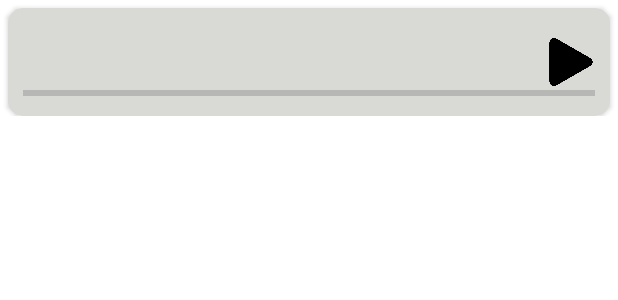
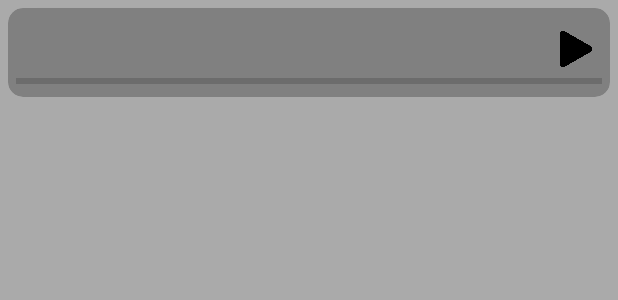
Before and after one commit to Mihail-Larionow/Dictophone, an Android app: the layout audio_card.xml on its own in the app's theme, with its tools: preview values and no code run, on a phone screen of 412 x 824 dp. Shown: the top 300 px of the screen. Run offline under Robolectric (Android 15) with nearby library versions, the light colour scheme and no system bars.

Commit message:
Bug fixes

```diff
--- a/app/src/main/res/layout/audio_card.xml
+++ b/app/src/main/res/layout/audio_card.xml
@@ -12,15 +12,16 @@
         app:layout_constraintStart_toStartOf="parent"
         app:layout_constraintTop_toTopOf="parent"
         app:cardCornerRadius="10dp"
-        app:cardBackgroundColor="@color/light_grey"
+        app:cardBackgroundColor="@color/gray"
         android:layout_margin="5dp">
 
         <androidx.constraintlayout.widget.ConstraintLayout
             android:layout_width="match_parent"
             android:layout_height="wrap_content"
-            android:padding="10dp">
+            android:padding="5dp">
 
             <TextView
+                android:textColor="@color/black"
                 android:id="@+id/nameText"
                 android:layout_width="wrap_content"
                 android:layout_height="wrap_content"
@@ -31,6 +32,7 @@
                 android:textStyle="bold"/>
 
             <TextView
+                android:textColor="@color/black"
                 android:id="@+id/dateText"
                 android:layout_width="wrap_content"
                 android:layout_height="wrap_content"
@@ -40,6 +42,7 @@
                 android:textSize="12sp"/>
 
             <TextView
+                android:textColor="@color/black"
                 android:id="@+id/durationText"
                 android:layout_width="wrap_content"
                 android:layout_height="wrap_content"
@@ -50,20 +53,22 @@
 
             <ImageView
                 android:id="@+id/playButton"
-                android:layout_width="32dp"
-                android:layout_height="32dp"
-                app:layout_constraintBottom_toBottomOf="parent"
+                android:layout_width="24dp"
+                android:layout_height="24dp"
+                android:layout_marginEnd="5dp"
+                android:layout_marginBottom="5dp"
+                app:layout_constraintBottom_toBottomOf="@id/durationBar"
                 app:layout_constraintEnd_toEndOf="parent"
                 app:layout_constraintTop_toTopOf="parent"
-                app:srcCompat="@drawable/playing"/>
+                app:srcCompat="@drawable/playing" />
 
             <ProgressBar
                 android:id="@+id/durationBar"
+                style="@style/Widget.AppCompat.ProgressBar.Horizontal"
                 android:layout_width="match_parent"
                 android:layout_height="10dp"
                 app:layout_constraintBottom_toBottomOf="parent"
-                app:layout_constraintTop_toBottomOf="@+id/playButton"
-                style="@style/Widget.AppCompat.ProgressBar.Horizontal"/>
+                tools:layout_editor_absoluteX="10dp" />
         </androidx.constraintlayout.widget.ConstraintLayout>
     </androidx.cardview.widget.CardView>
 
--- a/app/src/main/res/values-night/themes.xml
+++ b/app/src/main/res/values-night/themes.xml
@@ -2,15 +2,16 @@
     <!-- Base application theme. -->
     <style name="Theme.Dictophone" parent="Theme.MaterialComponents.DayNight.DarkActionBar">
         <!-- Primary brand color. -->
-        <item name="colorPrimary">@color/purple_200</item>
+        <item name="colorPrimary">@color/purple_500</item>
         <item name="colorPrimaryVariant">@color/purple_700</item>
-        <item name="colorOnPrimary">@color/black</item>
+        <item name="colorOnPrimary">@color/white</item>
         <!-- Secondary brand color. -->
         <item name="colorSecondary">@color/teal_200</item>
-        <item name="colorSecondaryVariant">@color/teal_200</item>
+        <item name="colorSecondaryVariant">@color/teal_700</item>
         <item name="colorOnSecondary">@color/black</item>
         <!-- Status bar color. -->
         <item name="android:statusBarColor">?attr/colorPrimaryVariant</item>
         <!-- Customize your theme here. -->
+        <item name="android:windowBackground">@android:color/darker_gray</item>
     </style>
 </resources>
--- a/app/src/main/res/values/colors.xml
+++ b/app/src/main/res/values/colors.xml
@@ -7,5 +7,6 @@
     <color name="teal_700">#FF018786</color>
     <color name="black">#FF000000</color>
     <color name="white">#FFFFFFFF</color>
-    <color name="light_grey">#D9D9D6</color>
+    <color name="light_gray">#D9D9D6</color>
+    <color name="gray">#808080</color>
 </resources>
--- a/app/src/main/res/values/strings.xml
+++ b/app/src/main/res/values/strings.xml
@@ -1,3 +1,5 @@
 <resources>
     <string name="app_name">Dictophone</string>
+    <string name="your_notes">Ваши записи</string>
+    <string name="microphone_description">microphone</string>
 </resources>
--- a/app/src/main/res/values/themes.xml
+++ b/app/src/main/res/values/themes.xml
@@ -12,5 +12,6 @@
         <!-- Status bar color. -->
         <item name="android:statusBarColor">?attr/colorPrimaryVariant</item>
         <!-- Customize your theme here. -->
+        <item name="android:windowBackground">@android:color/darker_gray</item>
     </style>
 </resources>
```
Also changed, not shown: app/src/main/java/com/michel/dictophone/MainActivity.kt (+6 -2 lines), app/src/main/java/com/michel/dictophone/Record.kt (+1 -31 lines), app/src/main/java/com/michel/dictophone/RecordCard.kt (+35 -42 lines), app/src/main/java/com/michel/dictophone/Recorder.kt (+44 -17 lines), app/src/main/java/com/michel/dictophone/Utils.kt (added, +61 -0 lines), app/src/main/java/com/michel/dictophone/adapters/RecyclerAdapter.kt (+6 -7 lines), app/src/main/res/anim/scale_down.xml (added, +9 -0 lines), app/src/main/res/anim/scale_up.xml (added, +9 -0 lines), app/src/main/res/layout/activity_main.xml (+30 -14 lines), app/src/main/res/drawable/microphone.png, app/src/main/res/drawable/recording.png, 1 other file.
